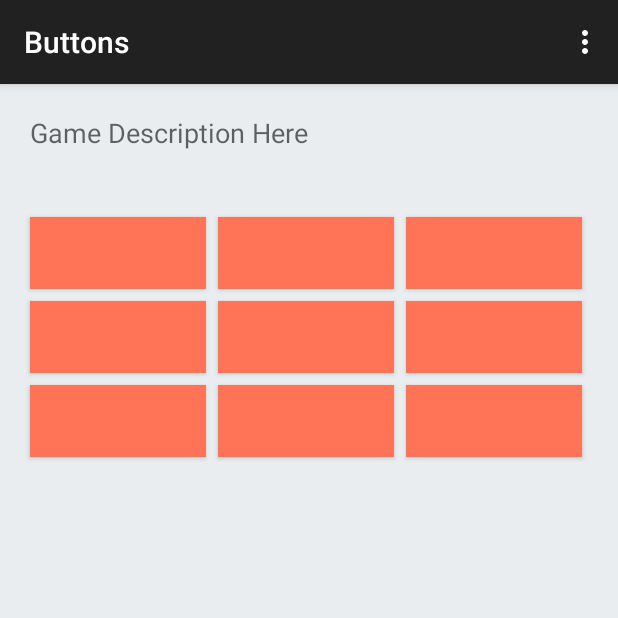
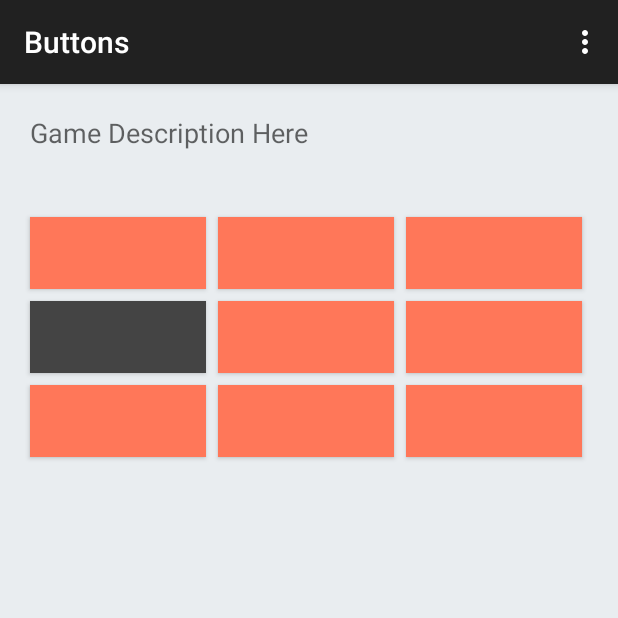
Before and after one commit to lnicolaysen/MemoryButtonGame, an Android app: the screen it shows after launch (MainActivity), in the options menu, after a tap on "Settings", on a phone screen of 412 x 824 dp, the top half of it. Run offline under Robolectric (Android 15) with nearby library versions, the phone set to English and light mode, and no system bars.

Commit message:
Created methods in ButtonSequence and MainActivity

```diff
--- a/app/src/main/java/edu/augustana/csc490/memorybuttongame/ButtonSequence.java
+++ b/app/src/main/java/edu/augustana/csc490/memorybuttongame/ButtonSequence.java
@@ -22,6 +22,10 @@ public class ButtonSequence {
         return seq;
     }
 
+    public int get(int index){
+        return seq.get(index);
+    }
+
     public void randomize() {
         Collections.shuffle(seq);
     }
--- a/app/src/main/java/edu/augustana/csc490/memorybuttongame/MainActivity.java
+++ b/app/src/main/java/edu/augustana/csc490/memorybuttongame/MainActivity.java
@@ -1,6 +1,7 @@
 package edu.augustana.csc490.memorybuttongame;
 
-import android.bluetooth.BluetoothClass;
+import android.content.res.Resources;
+import android.graphics.Color;
 import android.graphics.Point;
 import android.support.v7.app.ActionBarActivity;
 import android.os.Bundle;
@@ -8,34 +9,47 @@ import android.util.Log;
 import android.view.Display;
 import android.view.Menu;
 import android.view.MenuItem;
+import android.view.View;
 import android.widget.Button;
 
 
 public class MainActivity extends ActionBarActivity {
 
+    Button button1, button2, button3, button4, button5, button6, button7, button8, button9;
+    int device_width;
+    Display display;
+    Point size;
+    int button_width;
+    int buttonColor;
+    int sequence_index;
+    ButtonSequence bSeq;
     @Override
     protected void onCreate(Bundle savedInstanceState) {
         super.onCreate(savedInstanceState);
         setContentView(R.layout.activity_main);
 
         //get device width
-        Display display = getWindowManager().getDefaultDisplay();
-        Point size = new Point();
+        display = getWindowManager().getDefaultDisplay();
+        size = new Point();
         display.getSize(size);
-        int device_width = size.x;
+        device_width = size.x;
+
+        buttonColor = Color.argb(255, 255, 119, 89);
+        sequence_index = 0;
         //create buttons
         //set button width to fit any size screen
-        int button_width = device_width/3 - 30;
-        Button button1 = (Button) findViewById(R.id.button1);
-        Button button2 = (Button) findViewById(R.id.button2);
-        Button button3 = (Button) findViewById(R.id.button3);
-        Button button4 = (Button) findViewById(R.id.button4);
-        Button button5 = (Button) findViewById(R.id.button5);
-        Button button6 = (Button) findViewById(R.id.button6);
-        Button button7 = (Button) findViewById(R.id.button7);
-        Button button8 = (Button) findViewById(R.id.button8);
-        Button button9 = (Button) findViewById(R.id.button9);
-                button1.setWidth(button_width);
+        button_width = device_width / 3 - 30;
+        button1 = (Button) findViewById(R.id.button1);
+        button2 = (Button) findViewById(R.id.button2);
+        button3 = (Button) findViewById(R.id.button3);
+        button4 = (Button) findViewById(R.id.button4);
+        button5 = (Button) findViewById(R.id.button5);
+        button6 = (Button) findViewById(R.id.button6);
+        button7 = (Button) findViewById(R.id.button7);
+        button8 = (Button) findViewById(R.id.button8);
+        button9 = (Button) findViewById(R.id.button9);
+
+        button1.setWidth(button_width);
         button2.setWidth(button_width);
         button3.setWidth(button_width);
         button4.setWidth(button_width);
@@ -44,14 +58,64 @@ public class MainActivity extends ActionBarActivity {
         button7.setWidth(button_width);
         button8.setWidth(button_width);
         button9.setWidth(button_width);
+        //create and set click listener
 
+        button1.setOnClickListener(buttonListener);
+        button2.setOnClickListener(buttonListener);
+        button3.setOnClickListener(buttonListener);
+        button4.setOnClickListener(buttonListener);
+        button5.setOnClickListener(buttonListener);
+        button6.setOnClickListener(buttonListener);
+        button7.setOnClickListener(buttonListener);
+        button8.setOnClickListener(buttonListener);
+        button9.setOnClickListener(buttonListener);
 
-//get and test sequence
-        ButtonSequence bSeq = new ButtonSequence();
+        //get and test sequence
+        bSeq = new ButtonSequence();
         String s = bSeq.toString();
         Log.d("gameTag", s);
 
+    }
 
+    View.OnClickListener buttonListener = new View.OnClickListener() {
+        @Override
+        public void onClick(View v) {
+            checkMove(v);
+            //restart if not
+            //increment if yes
+            v.setBackgroundColor(Color.DKGRAY);
+
+        }
+    };
+    //set button colors back, reset point reached in sequence to 0
+    public void reset() {
+        button1.setBackgroundColor(buttonColor);
+        button2.setBackgroundColor(buttonColor);
+        button3.setBackgroundColor(buttonColor);
+        button4.setBackgroundColor(buttonColor);
+        button5.setBackgroundColor(buttonColor);
+        button6.setBackgroundColor(buttonColor);
+        button7.setBackgroundColor(buttonColor);
+        button8.setBackgroundColor(buttonColor);
+        button9.setBackgroundColor(buttonColor);
+        sequence_index=0;
+    }
+
+
+    public void increment(){
+        sequence_index++;
+    }
+
+    public void checkMove(View v){
+        Resources res = v.getResources();
+        String id = res.getResourceEntryName(v.getId());
+        String current = "button" + bSeq.get(sequence_index);
+
+        if(id == current){
+            increment();
+        }else{
+            reset();
+        }
 
     }
 
```
